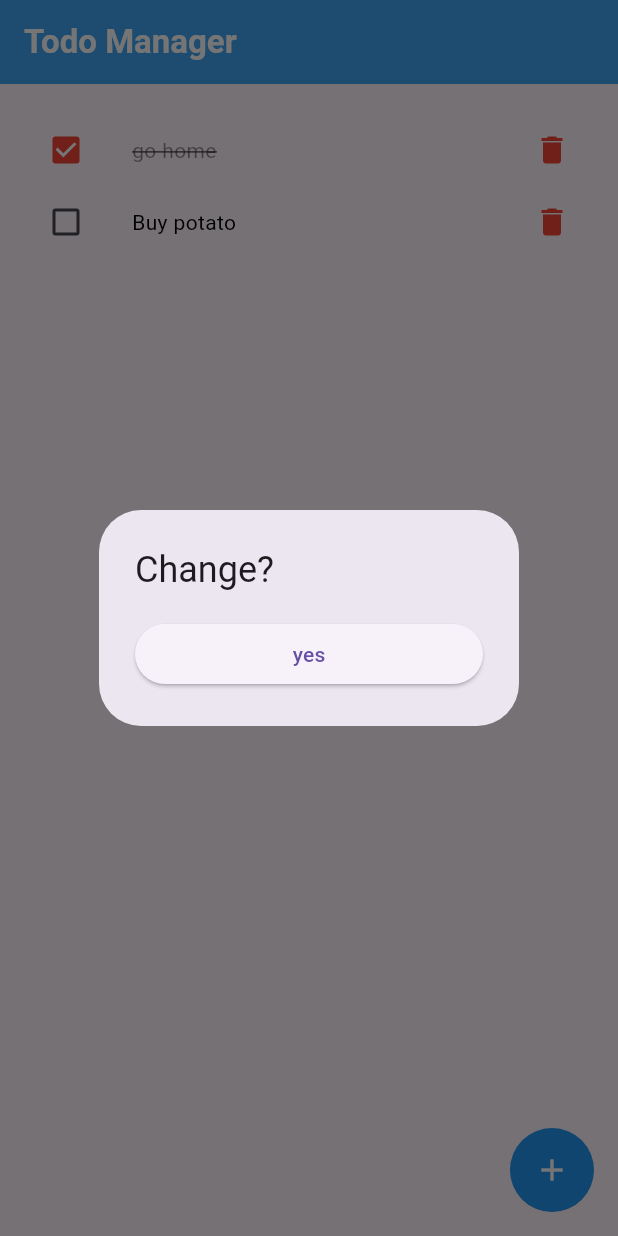
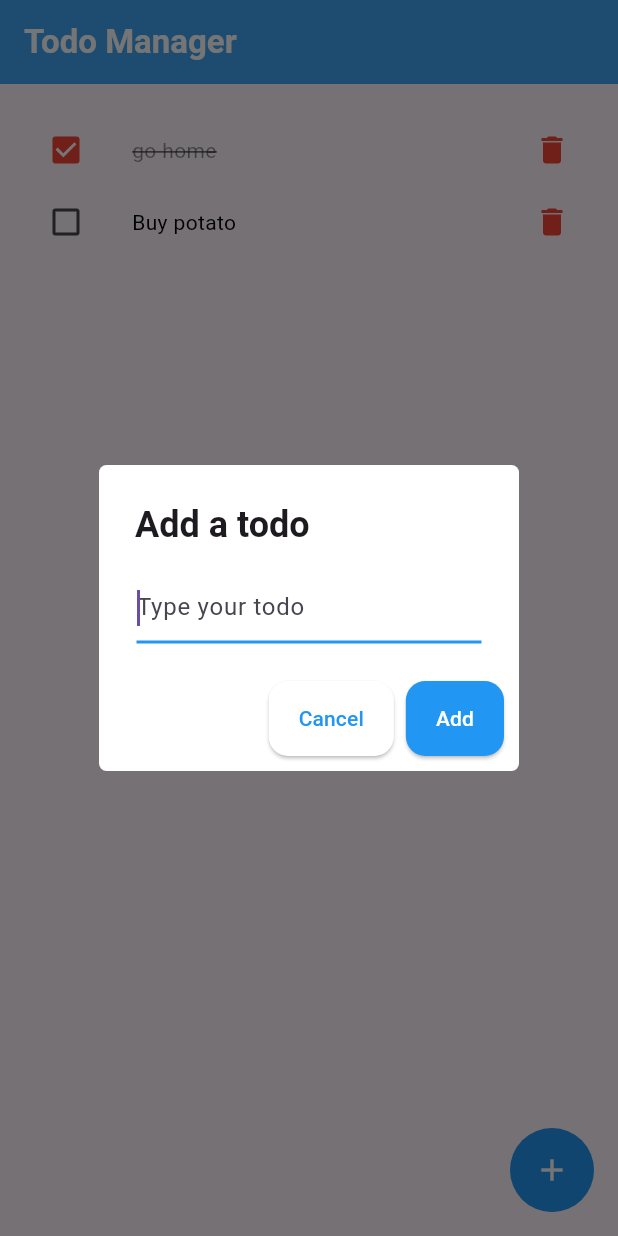
Before and after one commit to MingmarGyalzenSherpa/todo-static-flutter, a Flutter app: the screen it shows after launch, after a tap on the "add" icon, on a phone screen of 412 x 824 dp. Run offline on Flutter 3.47's test engine with Material 3 defaults, Android fonts, the phone set to English and light mode, and no system bars.

Commit message:
finished insert functionality

```diff
--- a/lib/my_app.dart
+++ b/lib/my_app.dart
@@ -16,6 +16,8 @@ class _MyWidgetState extends State<MyApp> {
     Todo(task: "Buy potato")
   ];
   bool isChecked = false;
+
+  final textController = TextEditingController();
 
   @override
   Widget build(BuildContext context) {
@@ -101,16 +103,74 @@ class _MyWidgetState extends State<MyApp> {
         child: FloatingActionButton(
           onPressed: () {
             AlertDialog alertDialog = AlertDialog(
-              title: Text("Change?"),
-              content: ElevatedButton(
-                child: Text('yes'),
-                onPressed: () {
-                  setState(() {
-                    isChecked = !isChecked;
-                  });
+              contentPadding:
+                  EdgeInsets.symmetric(horizontal: 25, vertical: 15),
+              actionsPadding: EdgeInsets.all(10),
+              backgroundColor: Colors.white,
+              shape: RoundedRectangleBorder(
+                  borderRadius: BorderRadius.circular(5)),
+              title: Text(
+                "Add a todo",
+                style: TextStyle(
+                  fontWeight: FontWeight.bold,
+                ),
+              ),
+              content: TextField(
+                autofocus: true,
+                onSubmitted: (value) {
+                  if (value != "") {
+                    setState(() {
+                      todos.insert(0, Todo(task: value));
+                    });
+                    textController.text = "";
+                  }
+
                   Navigator.pop(context);
                 },
+                controller: textController,
+                decoration: InputDecoration(
+                  hintText: "Type your todo",
+                  focusedBorder: UnderlineInputBorder(
+                    borderSide: BorderSide(
+                      color: Colors.blue,
+                      width: 2,
+                    ),
+                  ),
+                ),
               ),
+              actions: [
+                ElevatedButton(
+                    style: ElevatedButton.styleFrom(
+                        backgroundColor: Colors.white,
+                        foregroundColor: Colors.blue,
+                        padding:
+                            EdgeInsets.symmetric(horizontal: 20, vertical: 15),
+                        shape: RoundedRectangleBorder(
+                          borderRadius: BorderRadius.circular(13),
+                        )),
+                    onPressed: () {
+                      textController.text = "";
+                      Navigator.pop(context);
+                    },
+                    child: Text("Cancel")),
+                ElevatedButton(
+                    style: ElevatedButton.styleFrom(
+                        backgroundColor: Colors.blue,
+                        foregroundColor: Colors.white,
+                        padding:
+                            EdgeInsets.symmetric(horizontal: 20, vertical: 15),
+                        shape: RoundedRectangleBorder(
+                            borderRadius: BorderRadius.circular(13))),
+                    onPressed: () {
+                      if (textController.text != "") {
+                        setState(() {
+                          todos.insert(0, Todo(task: textController.text));
+                        });
+                      }
+                      Navigator.pop(context);
+                    },
+                    child: const Text("Add"))
+              ],
             );
 
             showDialog(context: context, builder: (context) => alertDialog);
```
